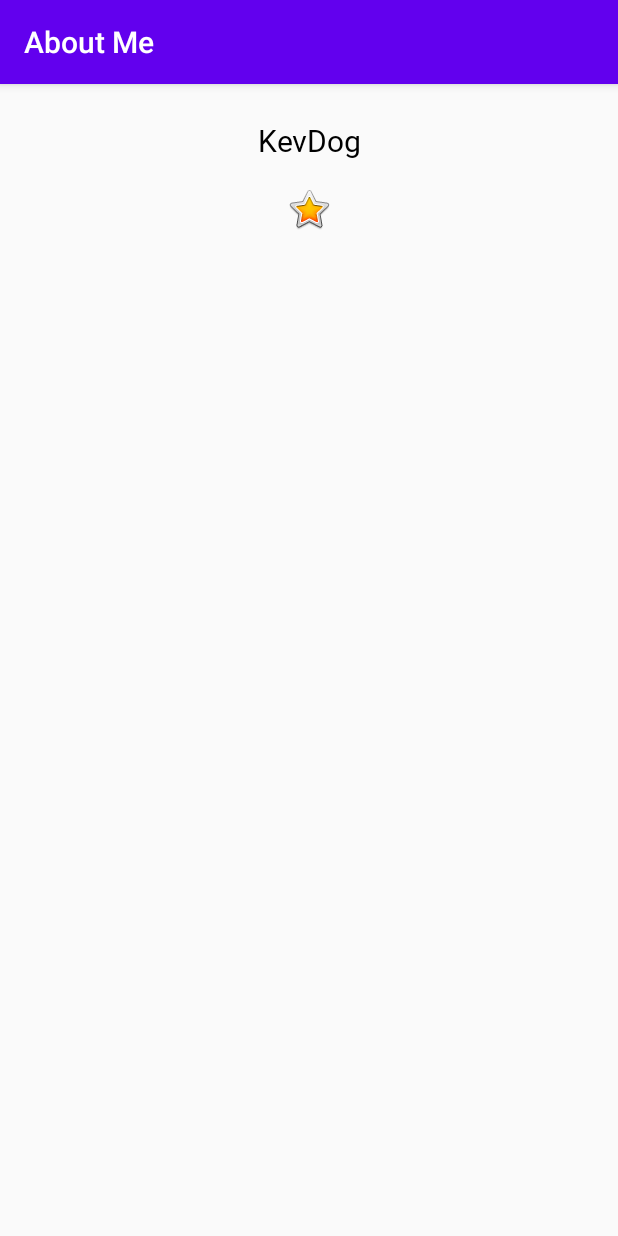
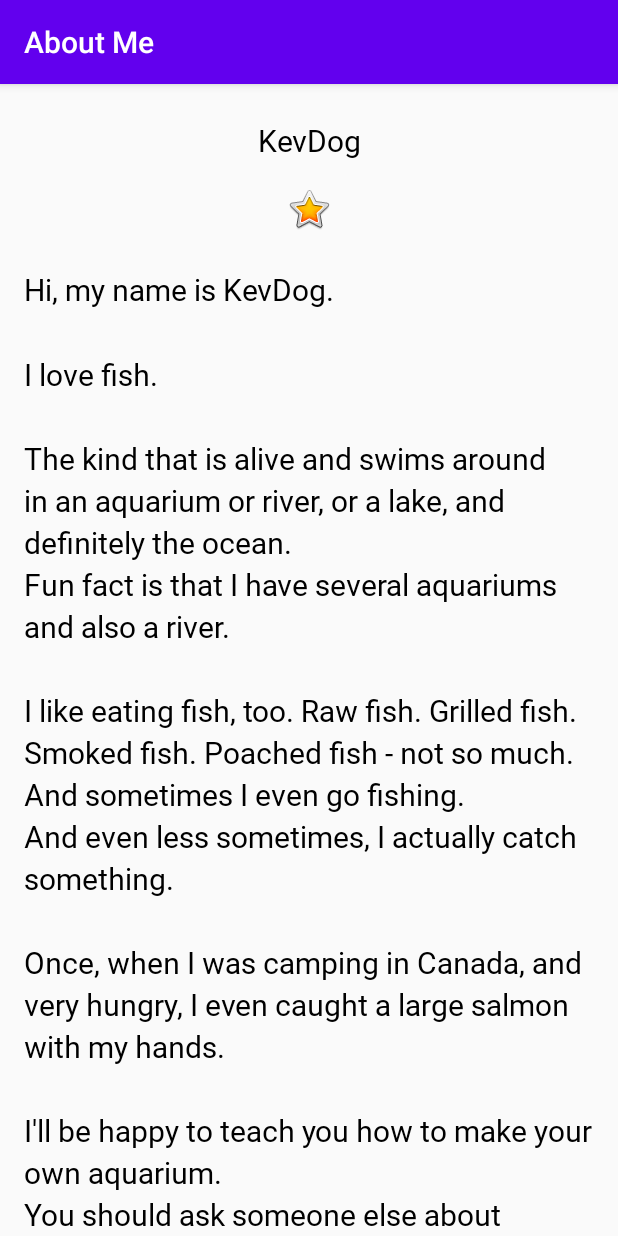
Before and after one commit to mudcitizen/AboutMe, an Android app: the screen it shows after launch (MainActivity), on a phone screen of 412 x 824 dp. Run offline under Robolectric (Android 15) with nearby library versions, the phone set to English and light mode, and no system bars.

Commit message:
Completed Android Kotlin Fundamentals 02.1

```diff
--- a/app/src/main/res/layout/activity_main.xml
+++ b/app/src/main/res/layout/activity_main.xml
@@ -5,6 +5,8 @@
     android:layout_width="match_parent"
     android:layout_height="match_parent"
     android:orientation="vertical"
+    android:paddingStart="@dimen/layout_padding"
+    android:paddingEnd="@dimen/layout_padding"
     tools:context=".MainActivity">
 
     <TextView
@@ -28,4 +30,18 @@
         android:contentDescription="@string/yellow_star"
         app:srcCompat="@android:drawable/btn_star_big_on" />
 
+    <ScrollView
+        android:id="@+id/bio_scroll"
+        android:layout_width="match_parent"
+        android:layout_height="match_parent">
+
+        <TextView
+            android:id="@+id/bio_text"
+            style="@style/NameStyle"
+            android:layout_width="match_parent"
+            android:layout_height="wrap_content"
+            android:lineSpacingMultiplier="1.2"
+            android:text="@string/bio" />
+    </ScrollView>
+
 </LinearLayout>
--- a/app/src/main/res/values/dimens.xml
+++ b/app/src/main/res/values/dimens.xml
@@ -3,4 +3,5 @@
     <dimen name="text_size">20sp</dimen>
     <dimen name="small_padding">8dp</dimen>
     <dimen name="layout_margin">16dp</dimen>
+    <dimen name="layout_padding">16dp</dimen>
 </resources>
--- a/app/src/main/res/values/strings.xml
+++ b/app/src/main/res/values/strings.xml
@@ -2,4 +2,15 @@
     <string name="app_name">About Me</string>
     <string name="my_name">KevDog</string>
     <string name="yellow_star">Yellow Star</string>
+    <string name="bio">Hi, my name is KevDog.
+\n\nI love fish.
+\n\nThe kind that is alive and swims around in an aquarium or river, or a lake, and definitely the ocean.
+\nFun fact is that I have several aquariums and also a river.
+\n\nI like eating fish, too. Raw fish. Grilled fish. Smoked fish. Poached fish - not so much.
+\nAnd sometimes I even go fishing.
+\nAnd even less sometimes, I actually catch something.
+\n\nOnce, when I was camping in Canada, and very hungry, I even caught a large salmon with my hands.
+\n\nI\'ll be happy to teach you how to make your own aquarium.
+\nYou should ask someone else about fishing, though.\n\n
+    </string>
 </resources>
```
